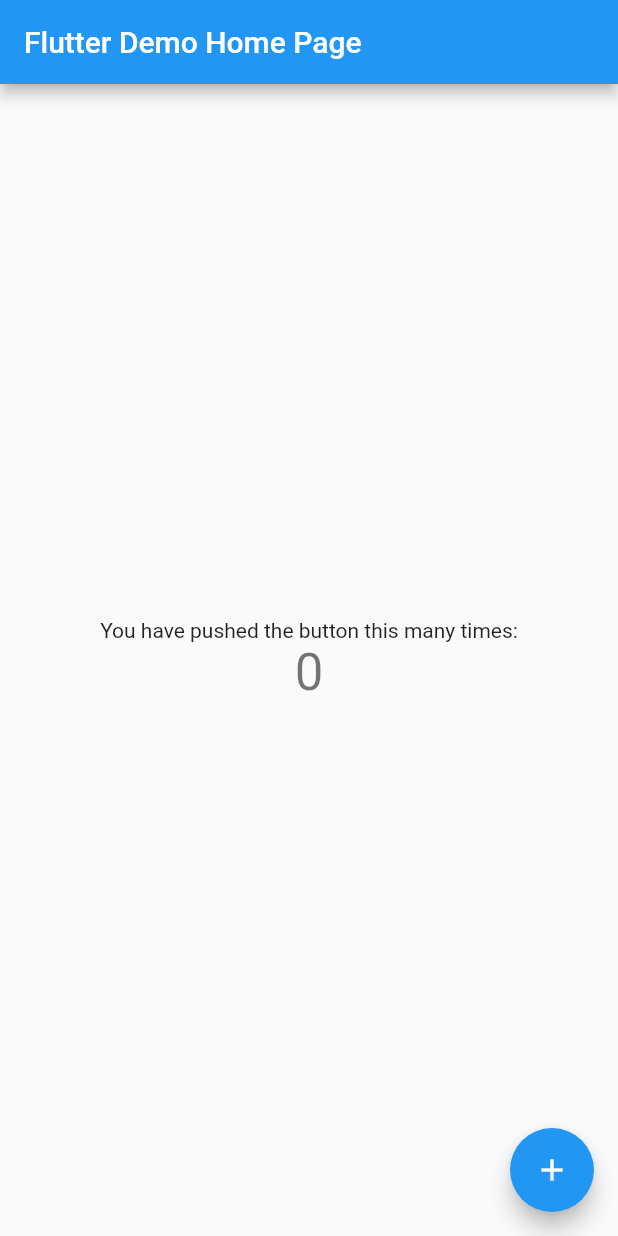
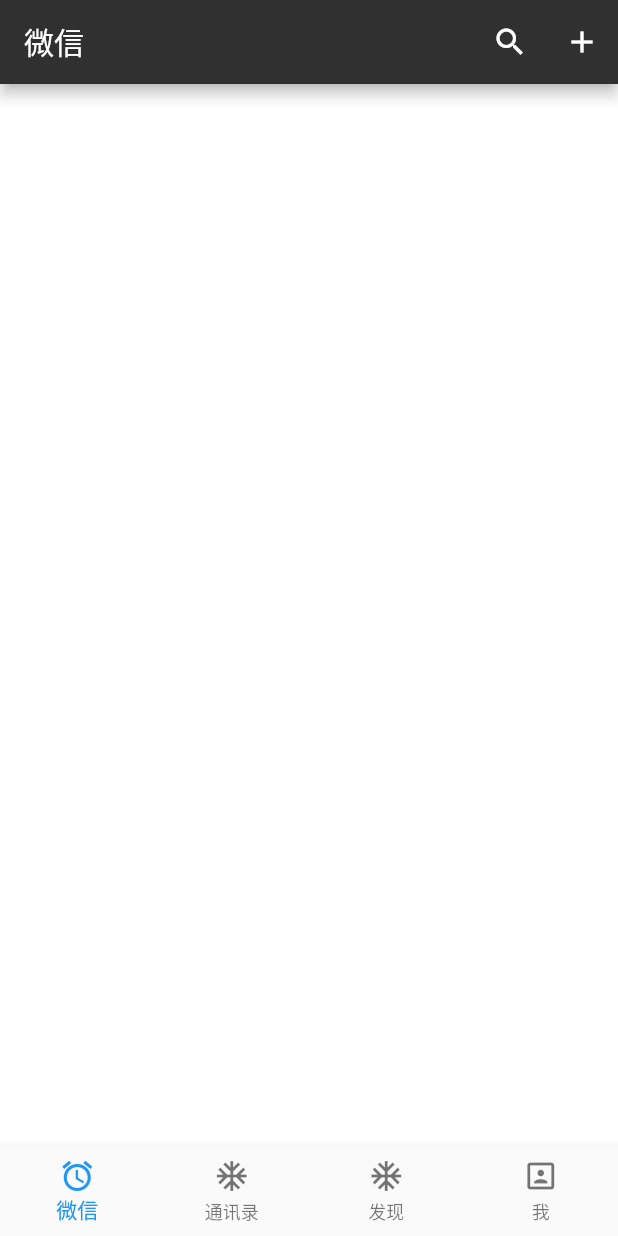
Before and after one commit to MacroMolecules/wei_chat, a Flutter app: the screen it shows after launch, on a phone screen of 412 x 824 dp. Run offline on Flutter 3.47's test engine with Material 2 defaults, Android fonts, the phone set to English and light mode, and no system bars.

Commit message:
修改主题颜色，添加底部状态栏，添加搜索和加号，新建配置的文件

```diff
--- /dev/null
+++ b/lib/constants.dart
@@ -0,0 +1,6 @@
+// 专门存放各个应用配置的类
+
+// App颜色的类
+class AppColors {
+  static const AppBarColor = 0xff303030; // 0x是十六进制  ff是透明度的100%不透明 00是透明
+}
--- /dev/null
+++ b/lib/home/home_screen.dart
@@ -0,0 +1,94 @@
+import 'package:flutter/material.dart';
+
+// 主页 底部状态栏
+
+class NavigationIconView {
+  final String _title;
+  final Widget _icon;  // 图标
+  final Widget _activeIcon;  // 点击切换图标
+  final BottomNavigationBarItem item;  // 暴露的
+
+  // 构造函数
+  // 下划线_ 定义变量
+  NavigationIconView({Key key,  String title, Widget icon, Widget activeIcon,}) :
+    // 对全局变量赋值
+    _title = title,
+    _icon = icon,
+    _activeIcon = activeIcon,
+
+    // 构造器数据结构
+    item = BottomNavigationBarItem(
+      icon: icon,
+      activeIcon: activeIcon,
+      title: Text(title),
+      backgroundColor: Colors.white
+    );
+}
+
+class HomeScreen extends StatefulWidget {
+  _HomeScreenState createState() => _HomeScreenState();
+}
+
+class _HomeScreenState extends State<HomeScreen> {
+  List<NavigationIconView> _navigationViews;
+
+  void initState() {
+    super.initState();
+    _navigationViews = [
+      NavigationIconView(
+        title: '微信',
+        icon: Icon(Icons.ac_unit),
+        activeIcon: Icon(Icons.access_alarm)
+      ),
+      NavigationIconView(
+        title: '通讯录',
+        icon: Icon(Icons.ac_unit),
+        activeIcon: Icon(Icons.access_alarm)
+      ),
+      NavigationIconView(
+        title: '发现',
+        icon: Icon(Icons.ac_unit),
+        activeIcon: Icon(Icons.access_alarm)
+      ),
+      NavigationIconView(
+        title: '我',
+        icon: Icon(Icons.portrait),
+        activeIcon: Icon(Icons.access_alarm)
+      ),
+    ];
+  }
+
+  @override
+  Widget build(BuildContext context) {
+    final BottomNavigationBar botNavBar = BottomNavigationBar(
+      items: _navigationViews.map((NavigationIconView view) {
+        return view.item;
+      }).toList(),
+      currentIndex: 0,
+      type: BottomNavigationBarType.fixed,
+      // 回调函数 切换底部状态栏时 回调方法
+      onTap: (int index) {
+        print('点击第$index个Tab');
+      }
+    );
+    return Scaffold(
+      appBar: AppBar(
+        title: Text('微信'),
+        actions: <Widget>[
+          IconButton(
+            icon: Icon(Icons.search),
+            onPressed: () {},
+          ),
+          IconButton(
+            icon: Icon(Icons.add),
+            onPressed: () {},
+          ),
+        ],
+      ),
+      body: Container(
+        color: Colors.white,
+      ),
+      bottomNavigationBar: botNavBar, // 传入参数
+    );
+  }
+}
--- a/lib/main.dart
+++ b/lib/main.dart
@@ -1,111 +1,14 @@
 import 'package:flutter/material.dart';
 
-void main() => runApp(MyApp());
+import './constants.dart' show AppColors;
+import './home/home_screen.dart';
 
-class MyApp extends StatelessWidget {
-  // This widget is the root of your application.
-  @override
-  Widget build(BuildContext context) {
-    return MaterialApp(
-      title: 'Flutter Demo',
-      theme: ThemeData(
-        // This is the theme of your application.
-        //
-        // Try running your application with "flutter run". You'll see the
-        // application has a blue toolbar. Then, without quitting the app, try
-        // changing the primarySwatch below to Colors.green and then invoke
-        // "hot reload" (press "r" in the console where you ran "flutter run",
-        // or simply save your changes to "hot reload" in a Flutter IDE).
-        // Notice that the counter didn't reset back to zero; the application
-        // is not restarted.
-        primarySwatch: Colors.blue,
-      ),
-      home: MyHomePage(title: 'Flutter Demo Home Page'),
-    );
-  }
-}
+// 主入口文件
 
-class MyHomePage extends StatefulWidget {
-  MyHomePage({Key key, this.title}) : super(key: key);
-
-  // This widget is the home page of your application. It is stateful, meaning
-  // that it has a State object (defined below) that contains fields that affect
-  // how it looks.
-
-  // This class is the configuration for the state. It holds the values (in this
-  // case the title) provided by the parent (in this case the App widget) and
-  // used by the build method of the State. Fields in a Widget subclass are
-  // always marked "final".
-
-  final String title;
-
-  @override
-  _MyHomePageState createState() => _MyHomePageState();
-}
-
-class _MyHomePageState extends State<MyHomePage> {
-  int _counter = 0;
-
-  void _incrementCounter() {
-    setState(() {
-      // This call to setState tells the Flutter framework that something has
-      // changed in this State, which causes it to rerun the build method below
-      // so that the display can reflect the updated values. If we changed
-      // _counter without calling setState(), then the build method would not be
-      // called again, and so nothing would appear to happen.
-      _counter++;
-    });
-  }
-
-  @override
-  Widget build(BuildContext context) {
-    // This method is rerun every time setState is called, for instance as done
-    // by the _incrementCounter method above.
-    //
-    // The Flutter framework has been optimized to make rerunning build methods
-    // fast, so that you can just rebuild anything that needs updating rather
-    // than having to individually change instances of widgets.
-    return Scaffold(
-      appBar: AppBar(
-        // Here we take the value from the MyHomePage object that was created by
-        // the App.build method, and use it to set our appbar title.
-        title: Text(widget.title),
-      ),
-      body: Center(
-        // Center is a layout widget. It takes a single child and positions it
-        // in the middle of the parent.
-        child: Column(
-          // Column is also a layout widget. It takes a list of children and
-          // arranges them vertically. By default, it sizes itself to fit its
-          // children horizontally, and tries to be as tall as its parent.
-          //
-          // Invoke "debug painting" (press "p" in the console, choose the
-          // "Toggle Debug Paint" action from the Flutter Inspector in Android
-          // Studio, or the "Toggle Debug Paint" command in Visual Studio Code)
-          // to see the wireframe for each widget.
-          //
-          // Column has various properties to control how it sizes itself and
-          // how it positions its children. Here we use mainAxisAlignment to
-          // center the children vertically; the main axis here is the vertical
-          // axis because Columns are vertical (the cross axis would be
-          // horizontal).
-          mainAxisAlignment: MainAxisAlignment.center,
-          children: <Widget>[
-            Text(
-              'You have pushed the button this many times:',
-            ),
-            Text(
-              '$_counter',
-              style: Theme.of(context).textTheme.display1,
-            ),
-          ],
-        ),
-      ),
-      floatingActionButton: FloatingActionButton(
-        onPressed: _incrementCounter,
-        tooltip: 'Increment',
-        child: Icon(Icons.add),
-      ), // This trailing comma makes auto-formatting nicer for build methods.
-    );
-  }
-}
+void main() => runApp(MaterialApp(
+  title: '微信',
+  theme: ThemeData.light().copyWith(
+    primaryColor: Color(AppColors.AppBarColor),  // 全局主题
+  ),
+  home: HomeScreen(),
+));
```
